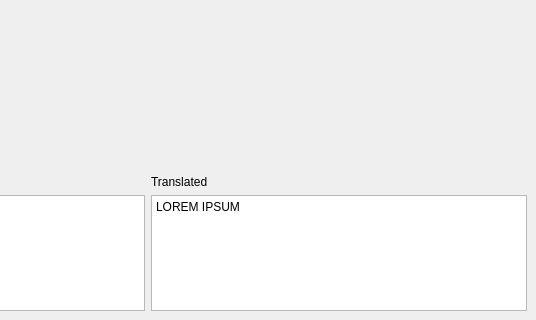
Qt form handwriting.ui (dennybasillie/desktop_handwriting) before a commit; both pictures show x 241 to 777 and y 267 to 587 of the 777 by 587 pixel window.
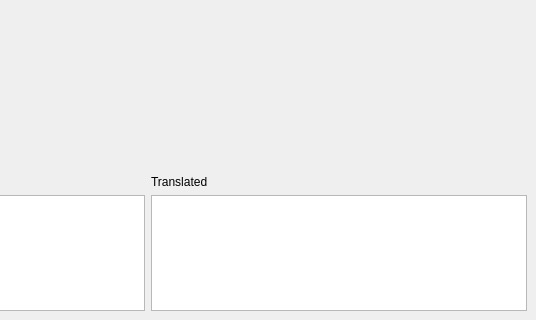
The same form after that commit. Custom widgets are drawn as their Qt base class.

Commit message: feat: initial support for translation

```diff
--- a/handwriting.ui
+++ b/handwriting.ui
@@ -111,7 +111,7 @@
            <bool>true</bool>
           </property>
           <property name="plainText">
-           <string>LOREM IPSUM</string>
+           <string/>
           </property>
          </widget>
         </item>
```
Left out of the diff: 22 changed lines with no effect on the pictures. The commit also changes 2 other files.
